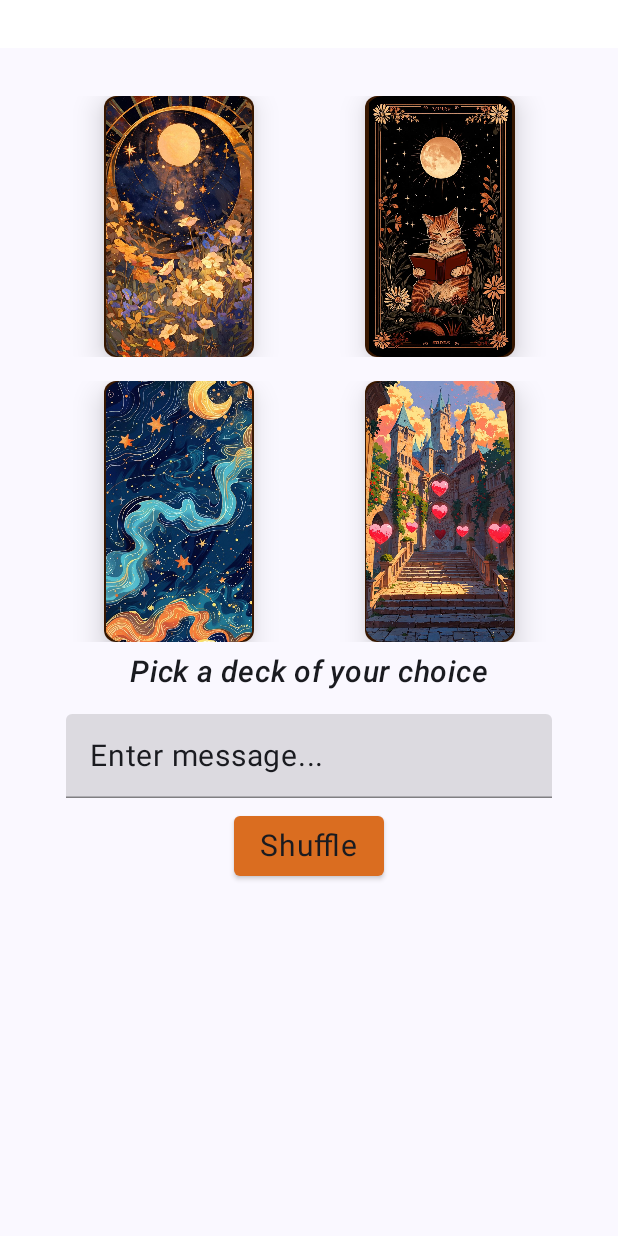
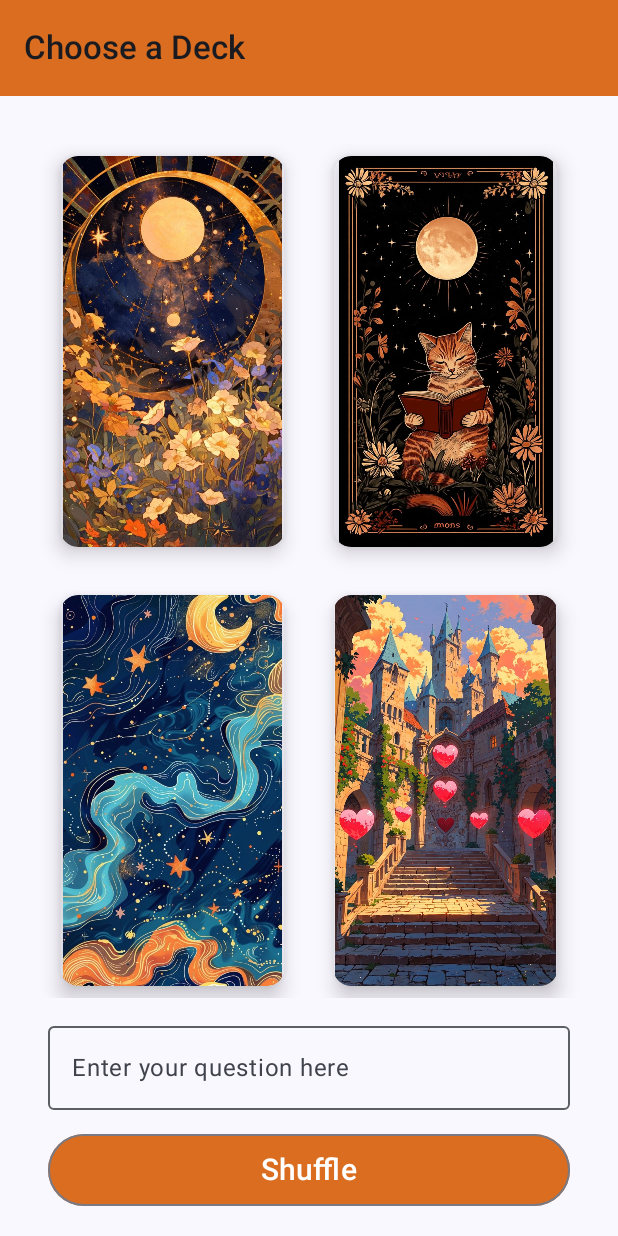
Before and after one commit to dattasneha/taroo-app, an Android app built with Jetpack Compose: the screen it shows after launch (MainActivity), on a phone screen of 412 x 824 dp. Run offline under Robolectric (Android 15) with nearby library versions, the phone set to English and light mode, and no system bars.

Commit message:
Modify UI

```diff
--- a/app/src/main/java/com/snehadatta/taroo/MainActivity.kt
+++ b/app/src/main/java/com/snehadatta/taroo/MainActivity.kt
@@ -4,43 +4,41 @@ import android.os.Bundle
 import androidx.activity.ComponentActivity
 import androidx.activity.compose.setContent
 import androidx.activity.enableEdgeToEdge
-import androidx.compose.foundation.layout.fillMaxSize
 import androidx.compose.foundation.layout.padding
+import androidx.compose.material3.ExperimentalMaterial3Api
 import androidx.compose.material3.Scaffold
 import androidx.compose.material3.Text
-import androidx.compose.runtime.Composable
+import androidx.compose.material3.TopAppBar
+import androidx.compose.material3.TopAppBarDefaults
 import androidx.compose.ui.Modifier
-import androidx.compose.ui.tooling.preview.Preview
-import androidx.compose.ui.unit.dp
+import androidx.compose.ui.text.font.FontWeight
 import com.snehadatta.taroo.ui.presentation.ChooseDeckScreen
 import com.snehadatta.taroo.ui.theme.TarooTheme
+import com.snehadatta.taroo.ui.theme.orange
 
+@OptIn(ExperimentalMaterial3Api::class)
 class MainActivity : ComponentActivity() {
     override fun onCreate(savedInstanceState: Bundle?) {
         super.onCreate(savedInstanceState)
         enableEdgeToEdge()
         setContent {
             TarooTheme {
-                Scaffold(modifier = Modifier.fillMaxSize().padding(top = 32.dp)) { innerPadding ->
-                    ChooseDeckScreen(modifier = Modifier.padding(innerPadding), "Your message")
+                Scaffold(
+                    topBar = {
+                        TopAppBar(
+                            colors = TopAppBarDefaults.topAppBarColors(containerColor = orange),
+                            title = {
+                                Text(
+                                    text = "Choose a Deck",
+                                    fontWeight = FontWeight.SemiBold
+                                )
+                            }
+                        )
+                    }
+                ) { innerPadding ->
+                    ChooseDeckScreen(modifier = Modifier.padding(innerPadding))
                 }
             }
         }
     }
 }
-
-//@Composable
-//fun Greeting(name: String, modifier: Modifier = Modifier) {
-//    Text(
-//        text = "Hello $name!",
-//        modifier = modifier
-//    )
-//}
-//
-//@Preview(showBackground = true)
-//@Composable
-//fun GreetingPreview() {
-//    TarooTheme {
-//        Greeting("Android")
-//    }
-//}
--- a/app/src/main/java/com/snehadatta/taroo/ui/presentation/ChooseDeckScreen.kt
+++ b/app/src/main/java/com/snehadatta/taroo/ui/presentation/ChooseDeckScreen.kt
@@ -1,30 +1,32 @@
 package com.snehadatta.taroo.ui.presentation
 
 import androidx.compose.foundation.Image
-import androidx.compose.foundation.background
+import androidx.compose.foundation.border
+import androidx.compose.foundation.clickable
 import androidx.compose.foundation.layout.Arrangement
 import androidx.compose.foundation.layout.Box
 import androidx.compose.foundation.layout.Column
-import androidx.compose.foundation.layout.Row
+import androidx.compose.foundation.layout.Spacer
 import androidx.compose.foundation.layout.aspectRatio
-import androidx.compose.foundation.layout.fillMaxSize
 import androidx.compose.foundation.layout.fillMaxWidth
 import androidx.compose.foundation.layout.height
 import androidx.compose.foundation.layout.padding
-import androidx.compose.foundation.layout.size
-import androidx.compose.foundation.layout.width
 import androidx.compose.foundation.lazy.grid.GridCells
 import androidx.compose.foundation.lazy.grid.LazyVerticalGrid
 import androidx.compose.foundation.lazy.grid.items
+import androidx.compose.foundation.lazy.grid.itemsIndexed
+import androidx.compose.foundation.rememberScrollState
 import androidx.compose.foundation.shape.RoundedCornerShape
-import androidx.compose.material.Button
-import androidx.compose.material.ButtonDefaults
-import androidx.compose.material.Icon
-import androidx.compose.material.IconButton
-import androidx.compose.material3.Text
-import androidx.compose.material.TextField
+import androidx.compose.foundation.verticalScroll
 import androidx.compose.material.icons.Icons
 import androidx.compose.material.icons.filled.Clear
+import androidx.compose.material3.ButtonDefaults
+import androidx.compose.material3.Icon
+import androidx.compose.material3.IconButton
+import androidx.compose.material3.OutlinedButton
+import androidx.compose.material3.OutlinedTextField
+import androidx.compose.material3.Scaffold
+import androidx.compose.material3.Text
 import androidx.compose.runtime.Composable
 import androidx.compose.runtime.getValue
 import androidx.compose.runtime.mutableStateOf
@@ -35,117 +37,121 @@ import androidx.compose.ui.Modifier
 import androidx.compose.ui.draw.clip
 import androidx.compose.ui.draw.shadow
 import androidx.compose.ui.graphics.Color
-import androidx.compose.ui.graphics.DefaultShadowColor
-import androidx.compose.ui.graphics.RectangleShape
 import androidx.compose.ui.layout.ContentScale
 import androidx.compose.ui.res.painterResource
-import androidx.compose.ui.text.AnnotatedString
-import androidx.compose.ui.text.TextStyle
-import androidx.compose.ui.text.font.FontFamily
-import androidx.compose.ui.text.font.FontStyle
 import androidx.compose.ui.text.font.FontWeight
-import androidx.compose.ui.text.style.TextAlign
-import androidx.compose.ui.tooling.preview.Preview
+import androidx.compose.ui.tooling.preview.PreviewLightDark
 import androidx.compose.ui.unit.dp
-
+import androidx.compose.ui.unit.sp
 import com.snehadatta.taroo.R
 import com.snehadatta.taroo.ui.theme.TarooTheme
-import com.snehadatta.taroo.ui.theme.brown
-import com.snehadatta.taroo.ui.theme.fontFamily
 import com.snehadatta.taroo.ui.theme.orange
-
 
 @Composable
 fun ChooseDeckScreen(
-    modifier: Modifier = Modifier,
-    values:String ) {
+    modifier: Modifier = Modifier
+) {
     val images = listOf(
         R.drawable.cover1,
         R.drawable.cover2,
         R.drawable.cover3,
         R.drawable.cover4
     )
-    var values by remember { mutableStateOf("") }
-    Column {
-        LazyVerticalGrid(
-            columns = GridCells.Fixed(2), // 2 columns
+    var selectedIndex by remember { mutableStateOf(-1) }
+    var question by remember { mutableStateOf("") }
+
+    Column(
+        modifier = modifier
+            .padding(horizontal = 32.dp)
+            .verticalScroll(rememberScrollState())
+    ) {
+        Box( // Wrapping in a Box with height constraint
             modifier = Modifier
-                .padding(start = 32.dp,top = 32.dp, end = 32.dp),
-            verticalArrangement = Arrangement.spacedBy(16.dp)
+                .fillMaxWidth()
+                .padding(top = 32.dp)
+                .aspectRatio(0.6f)
         ) {
-            items(images) { imageRes ->
-                DeckImage(imageRes)
+            LazyVerticalGrid(
+                columns = GridCells.Fixed(2),
+                verticalArrangement = Arrangement.spacedBy(16.dp),
+                horizontalArrangement = Arrangement.spacedBy(16.dp)
+            ) {
+                itemsIndexed(images) { index, imageRes ->
+                    DeckImage(
+                        imageRes = imageRes,
+                        isSelected = selectedIndex == index,
+                        onClick = { selectedIndex = if (selectedIndex == index) -1 else index }
+                    )
+                }
             }
         }
-        Text(
-            text = "Pick a deck of your choice",
+
+        OutlinedTextField(
+            value = question,
+            onValueChange = { question = it },
             modifier = Modifier
-                .padding(top= 8.dp)
-                .align(Alignment.CenterHorizontally),
-            fontWeight = FontWeight.Medium,
-            fontStyle = FontStyle.Italic
-
-        )
-        TextField(
-            value = values,
-            onValueChange = {values = it},
-            modifier = Modifier
-                .fillMaxWidth()
-                .padding(top = 16.dp)
-                .padding(horizontal = 44.dp),
+                .fillMaxWidth(),
+            singleLine = false,
             maxLines = 15,
-            placeholder = {
-                Text(text = "Enter message...")
+            label = {
+                Text(text = "Enter your question here")
             },
             trailingIcon = {
-                if (values.isNotEmpty()) {
-                    IconButton(onClick = { values = "" }) {
+                if (question.isNotEmpty()) {
+                    IconButton(onClick = { question = "" }) {
                         Icon(Icons.Filled.Clear, contentDescription = "Clear text")
                     }
                 }
-            }
+            },
         )
 
-        Button(
+        OutlinedButton (
             modifier = Modifier
-                .padding(top = 8.dp)
-                .align(Alignment.CenterHorizontally)
-                .width(100.dp),
-            onClick = { /* Action */ }, colors = ButtonDefaults.buttonColors(orange)) {
-            Text("Shuffle",
-                fontFamily = fontFamily
+                .fillMaxWidth()
+                .height(64.dp)
+                .padding(top = 16.dp)
+                .align(Alignment.CenterHorizontally),
+            onClick = { /* Action */ },
+            colors = ButtonDefaults.buttonColors(orange)
+        ) {
+            Text(
+                text = "Shuffle",
+                fontSize = 20.sp,
+                fontWeight = FontWeight.SemiBold
             )
+        }
 
-        }
+        Spacer(modifier = Modifier.height(32.dp))
     }
 
 }
 
 @Composable
-fun DeckImage(imageRes: Int) {
-    Box(
+fun DeckImage(imageRes: Int, isSelected: Boolean, onClick: () -> Unit) {
+    Image(
+        painter = painterResource(id = imageRes),
+        contentDescription = "Deck Cover",
         modifier = Modifier
-            .aspectRatio(1f)
-            .clip(RoundedCornerShape(12.dp)),
-        Alignment.Center
-    ) {
-        Image(
-            painter = painterResource(id = imageRes),
-            contentDescription = "Deck Cover",
-            modifier = Modifier
-                .height(200.dp)
-                .width(100.dp)
-                .background(color = brown, RoundedCornerShape(8.dp))
-                .shadow(elevation = 12.dp, shape = RoundedCornerShape(12.dp)) // Adds shadow
-                .clip(RoundedCornerShape(12.dp)),
-            contentScale = ContentScale.Fit
-        )
-    }
+            .aspectRatio(0.6f)
+            .padding(8.dp)
+            .shadow(elevation = 8.dp, shape = RoundedCornerShape(12.dp)) // Adds shadow
+            .clip(RoundedCornerShape(12.dp))
+            .clickable { onClick() }
+            .border(
+                width = if (isSelected) 6.dp else 0.dp, // Adds a red border if selected
+                color = if (isSelected) orange else Color.Transparent,
+                shape = RoundedCornerShape(12.dp)
+            ),
+        contentScale = ContentScale.Fit
+    )
 }
-@Preview(showBackground = true)
+
+@PreviewLightDark()
 @Composable
 fun DeckPickerPreview() {
     TarooTheme {
-        ChooseDeckScreen(modifier = Modifier,"Nothing")
+        Scaffold { innerPadding ->
+            ChooseDeckScreen(modifier = Modifier.padding(innerPadding))
+        }
     }
 }
--- a/app/src/main/java/com/snehadatta/taroo/ui/theme/Type.kt
+++ b/app/src/main/java/com/snehadatta/taroo/ui/theme/Type.kt
@@ -1,47 +1,46 @@
 package com.snehadatta.taroo.ui.theme
 
 import androidx.compose.material3.Typography
-import androidx.compose.ui.text.TextStyle
-import androidx.compose.ui.text.font.Font
 import androidx.compose.ui.text.font.FontFamily
-import androidx.compose.ui.text.font.FontWeight
 import androidx.compose.ui.text.googlefonts.Font
 import androidx.compose.ui.text.googlefonts.GoogleFont
-import androidx.compose.ui.unit.sp
 import com.snehadatta.taroo.R
 
-// Set of Material typography styles to start with
 val provider = GoogleFont.Provider(
     providerAuthority = "com.google.android.gms.fonts",
     providerPackage = "com.google.android.gms",
     certificates = R.array.com_google_android_gms_fonts_certs
 )
-val fontName = GoogleFont("Caveat")
-val fontFamily = FontFamily(
-    Font(googleFont = fontName, fontProvider = provider)
+
+val bodyFontFamily = FontFamily(
+    Font(
+        googleFont = GoogleFont("Caveat"),
+        fontProvider = provider,
+    )
 )
+
+val displayFontFamily = FontFamily(
+    Font(
+        googleFont = GoogleFont("Caveat"),
+        fontProvider = provider,
+    )
+)
+
+val baseline = Typography()
 val Typography = Typography(
-    bodyLarge = TextStyle(
-        fontFamily = fontFamily,
-        fontWeight = FontWeight.Normal,
-        fontSize = 20.sp,
-        lineHeight = 24.sp,
-        letterSpacing = 0.5.sp
-    ),
-
-    titleLarge = TextStyle(
-        fontFamily = fontFamily,
-        fontWeight = FontWeight.Normal,
-        fontSize = 22.sp,
-        lineHeight = 28.sp,
-        letterSpacing = 0.sp
-    ),
-    labelSmall = TextStyle(
-        fontFamily = fontFamily,
-        fontWeight = FontWeight.Medium,
-        fontSize = 11.sp,
-        lineHeight = 16.sp,
-        letterSpacing = 0.5.sp
-    )
-
+    displayLarge = baseline.displayLarge.copy(fontFamily = displayFontFamily),
+    displayMedium = baseline.displayMedium.copy(fontFamily = displayFontFamily),
+    displaySmall = baseline.displaySmall.copy(fontFamily = displayFontFamily),
+    headlineLarge = baseline.headlineLarge.copy(fontFamily = displayFontFamily),
+    headlineMedium = baseline.headlineMedium.copy(fontFamily = displayFontFamily),
+    headlineSmall = baseline.headlineSmall.copy(fontFamily = displayFontFamily),
+    titleLarge = baseline.titleLarge.copy(fontFamily = displayFontFamily),
+    titleMedium = baseline.titleMedium.copy(fontFamily = displayFontFamily),
+    titleSmall = baseline.titleSmall.copy(fontFamily = displayFontFamily),
+    bodyLarge = baseline.bodyLarge.copy(fontFamily = bodyFontFamily),
+    bodyMedium = baseline.bodyMedium.copy(fontFamily = bodyFontFamily),
+    bodySmall = baseline.bodySmall.copy(fontFamily = bodyFontFamily),
+    labelLarge = baseline.labelLarge.copy(fontFamily = bodyFontFamily),
+    labelMedium = baseline.labelMedium.copy(fontFamily = bodyFontFamily),
+    labelSmall = baseline.labelSmall.copy(fontFamily = bodyFontFamily),
 )
```
